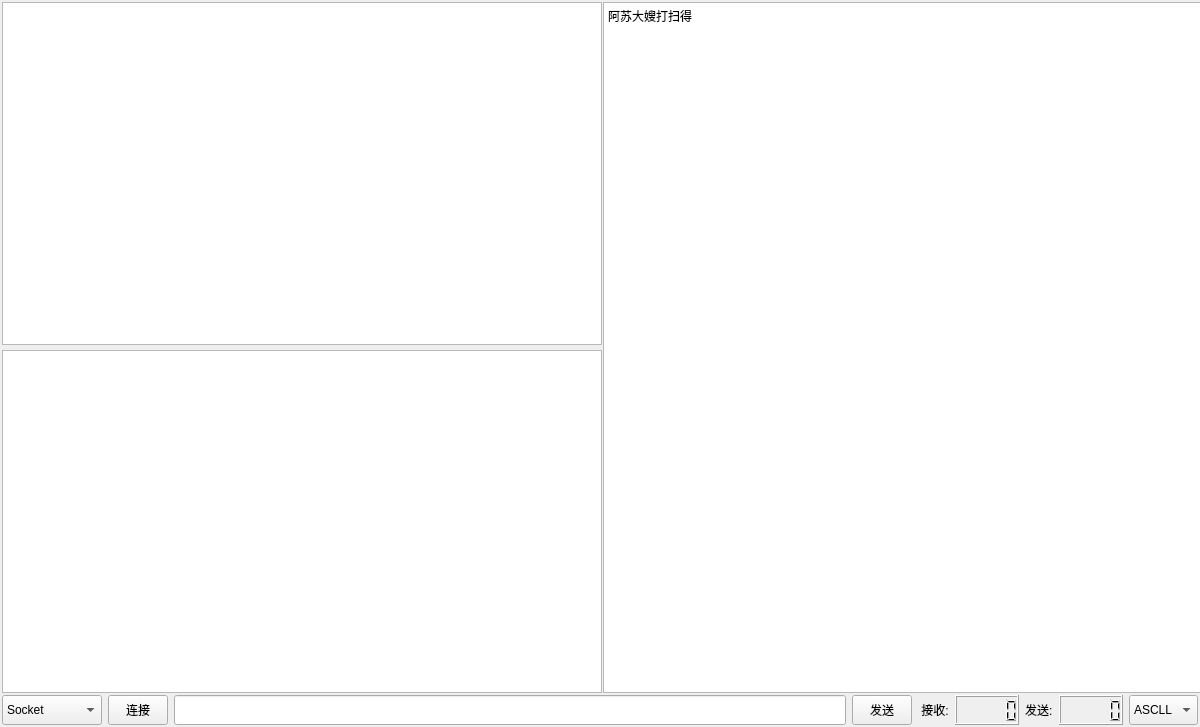
First picture: the form in RequestTestTool/RequestTestTool.ui, repository julian-zhuang/RequestTestTool, before the edit.
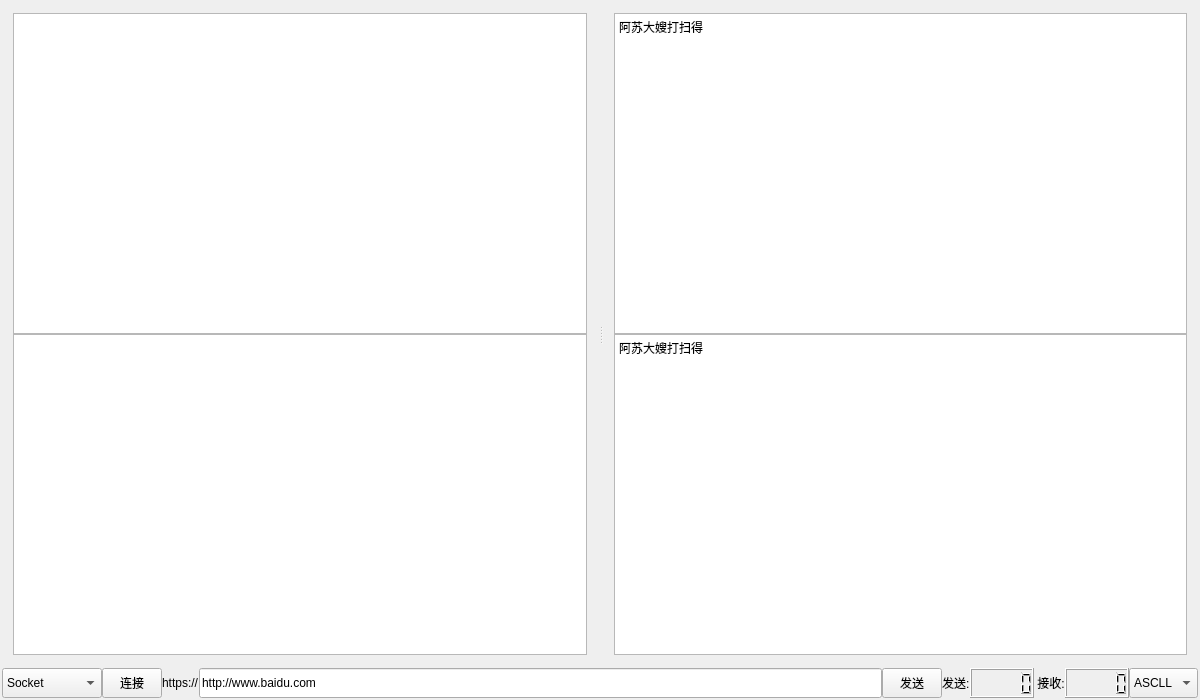
Second picture: the form after the edit.

Commit message: Http-get通过 POST测试中

```diff
--- a/RequestTestTool/RequestTestTool.ui
+++ b/RequestTestTool/RequestTestTool.ui
@@ -7,7 +7,7 @@
     <x>0</x>
     <y>0</y>
     <width>1200</width>
-    <height>727</height>
+    <height>700</height>
    </rect>
   </property>
   <property name="minimumSize">
@@ -26,7 +26,7 @@
    <string>RequestTestTool</string>
   </property>
   <widget class="QWidget" name="centralWidget">
-   <layout class="QVBoxLayout" name="verticalLayout_2">
+   <layout class="QVBoxLayout" name="verticalLayout_3">
     <property name="spacing">
      <number>2</number>
     </property>
@@ -43,17 +43,29 @@
      <number>2</number>
     </property>
     <item>
-     <layout class="QHBoxLayout" name="horizontalLayout_2">
-      <item>
+     <widget class="QSplitter" name="splitter">
+      <property name="sizePolicy">
+       <sizepolicy hsizetype="Expanding" vsizetype="Expanding">
+        <horstretch>0</horstretch>
+        <verstretch>0</verstretch>
+       </sizepolicy>
+      </property>
+      <property name="orientation">
+       <enum>Qt::Horizontal</enum>
+      </property>
+      <property name="handleWidth">
+       <number>5</number>
+      </property>
+      <widget class="QWidget" name="">
        <layout class="QVBoxLayout" name="verticalLayout">
         <property name="spacing">
-         <number>5</number>
+         <number>0</number>
         </property>
         <item>
          <widget class="QTableWidget" name="tableWidget_Header">
           <property name="minimumSize">
            <size>
-            <width>600</width>
+            <width>300</width>
             <height>300</height>
            </size>
           </property>
@@ -63,35 +75,65 @@
          <widget class="QTableWidget" name="tableWidget_values">
           <property name="minimumSize">
            <size>
-            <width>600</width>
+            <width>300</width>
             <height>300</height>
            </size>
           </property>
          </widget>
         </item>
        </layout>
-      </item>
-      <item>
-       <widget class="QTextBrowser" name="textBrowser_return">
-        <property name="minimumSize">
-         <size>
-          <width>600</width>
-          <height>605</height>
-         </size>
+      </widget>
+      <widget class="QWidget" name="">
+       <layout class="QVBoxLayout" name="verticalLayout_2">
+        <property name="spacing">
+         <number>0</number>
         </property>
-        <property name="html">
-         <string>&lt;!DOCTYPE HTML PUBLIC &quot;-//W3C//DTD HTML 4.0//EN&quot; &quot;http://www.w3.org/TR/REC-html40/strict.dtd&quot;&gt;
+        <item>
+         <widget class="QTextBrowser" name="textBrowser_Request">
+          <property name="minimumSize">
+           <size>
+            <width>300</width>
+            <height>0</height>
+           </size>
+          </property>
+          <property name="html">
+           <string>&lt;!DOCTYPE HTML PUBLIC &quot;-//W3C//DTD HTML 4.0//EN&quot; &quot;http://www.w3.org/TR/REC-html40/strict.dtd&quot;&gt;
 &lt;html&gt;&lt;head&gt;&lt;meta name=&quot;qrichtext&quot; content=&quot;1&quot; /&gt;&lt;style type=&quot;text/css&quot;&gt;
 p, li { white-space: pre-wrap; }
 &lt;/style&gt;&lt;/head&gt;&lt;body style=&quot; font-family:'SimSun'; font-size:9pt; font-weight:400; font-style:normal;&quot;&gt;
 &lt;p style=&quot; margin-top:0px; margin-bottom:0px; margin-left:0px; margin-right:0px; -qt-block-indent:0; text-indent:0px;&quot;&gt;阿苏大嫂打扫得&lt;/p&gt;&lt;/body&gt;&lt;/html&gt;</string>
-        </property>
-       </widget>
-      </item>
-     </layout>
+          </property>
+         </widget>
+        </item>
+        <item>
+         <widget class="QTextBrowser" name="textBrowser_Response">
+          <property name="minimumSize">
+           <size>
+            <width>300</width>
+            <height>0</height>
+           </size>
+          </property>
+          <property name="html">
+           <string>&lt;!DOCTYPE HTML PUBLIC &quot;-//W3C//DTD HTML 4.0//EN&quot; &quot;http://www.w3.org/TR/REC-html40/strict.dtd&quot;&gt;
+&lt;html&gt;&lt;head&gt;&lt;meta name=&quot;qrichtext&quot; content=&quot;1&quot; /&gt;&lt;style type=&quot;text/css&quot;&gt;
+p, li { white-space: pre-wrap; }
+&lt;/style&gt;&lt;/head&gt;&lt;body style=&quot; font-family:'SimSun'; font-size:9pt; font-weight:400; font-style:normal;&quot;&gt;
+&lt;p style=&quot; margin-top:0px; margin-bottom:0px; margin-left:0px; margin-right:0px; -qt-block-indent:0; text-indent:0px;&quot;&gt;阿苏大嫂打扫得&lt;/p&gt;&lt;/body&gt;&lt;/html&gt;</string>
+          </property>
+         </widget>
+        </item>
+       </layout>
+      </widget>
+     </widget>
     </item>
     <item>
      <layout class="QHBoxLayout" name="horizontalLayout">
+      <property name="spacing">
+       <number>0</number>
+      </property>
+      <property name="sizeConstraint">
+       <enum>QLayout::SetDefaultConstraint</enum>
+      </property>
       <item>
        <widget class="QComboBox" name="comboBox_RequestType">
         <property name="minimumSize">
@@ -157,6 +199,19 @@
         </property>
        </widget>
       </item>
+      <item>
+       <widget class="QLabel" name="label">
+        <property name="maximumSize">
+         <size>
+          <width>16777215</width>
+          <height>30</height>
+         </size>
+        </property>
+        <property name="text">
+         <string>https://</string>
+        </property>
+       </widget>
+      </item>
       <item>
        <widget class="QLineEdit" name="lineEdit_Address">
         <property name="sizePolicy">
@@ -178,7 +233,7 @@
          </size>
         </property>
         <property name="text">
-         <string/>
+         <string>http://www.baidu.com</string>
         </property>
        </widget>
       </item>
@@ -201,28 +256,6 @@
         </property>
        </widget>
       </item>
-      <item>
-       <widget class="QLabel" name="label_RecvDatalenth">
-        <property name="minimumSize">
-         <size>
-          <width>0</width>
-          <height>30</height>
-         </size>
-        </property>
-        <property name="maximumSize">
-         <size>
-          <width>16777215</width>
-          <height>30</height>
-         </size>
-        </property>
-        <property name="text">
-         <string> 接收:</string>
-        </property>
-       </widget>
-      </item>
-      <item>
-       <widget class="QLCDNumber" name="lcdNumber_2"/>
-      </item>
       <item>
        <widget class="QLabel" name="label_SendDatalenth">
         <property name="minimumSize">
@@ -243,7 +276,46 @@
        </widget>
       </item>
       <item>
-       <widget class="QLCDNumber" name="lcdNumber"/>
+       <widget class="QLCDNumber" name="lcdNumber_Send">
+        <property name="maximumSize">
+         <size>
+          <width>16777215</width>
+          <height>30</height>
+         </size>
+        </property>
+        <property name="digitCount">
+         <number>5</number>
+        </property>
+       </widget>
+      </item>
+      <item>
+       <widget class="QLabel" name="label_RecvDatalenth">
+        <property name="minimumSize">
+         <size>
+          <width>0</width>
+          <height>30</height>
+         </size>
+        </property>
+        <property name="maximumSize">
+         <size>
+          <width>16777215</width>
+          <height>30</height>
+         </size>
+        </property>
+        <property name="text">
+         <string> 接收:</string>
+        </property>
+       </widget>
+      </item>
+      <item>
+       <widget class="QLCDNumber" name="lcdNumber_Recv">
+        <property name="maximumSize">
+         <size>
+          <width>16777215</width>
+          <height>30</height>
+         </size>
+        </property>
+       </widget>
       </item>
       <item>
        <widget class="QComboBox" name="comboBox_ShowType">
@@ -253,6 +325,12 @@
           <height>30</height>
          </size>
         </property>
+        <property name="maximumSize">
+         <size>
+          <width>16777215</width>
+          <height>30</height>
+         </size>
+        </property>
         <item>
          <property name="text">
           <string>ASCLL</string>
```
The commit also changes 3 other files.
